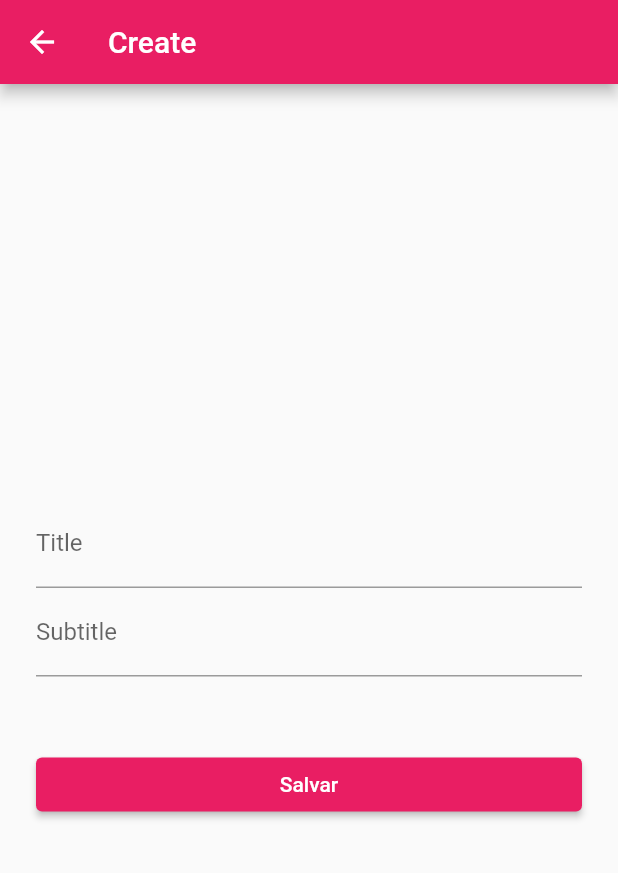
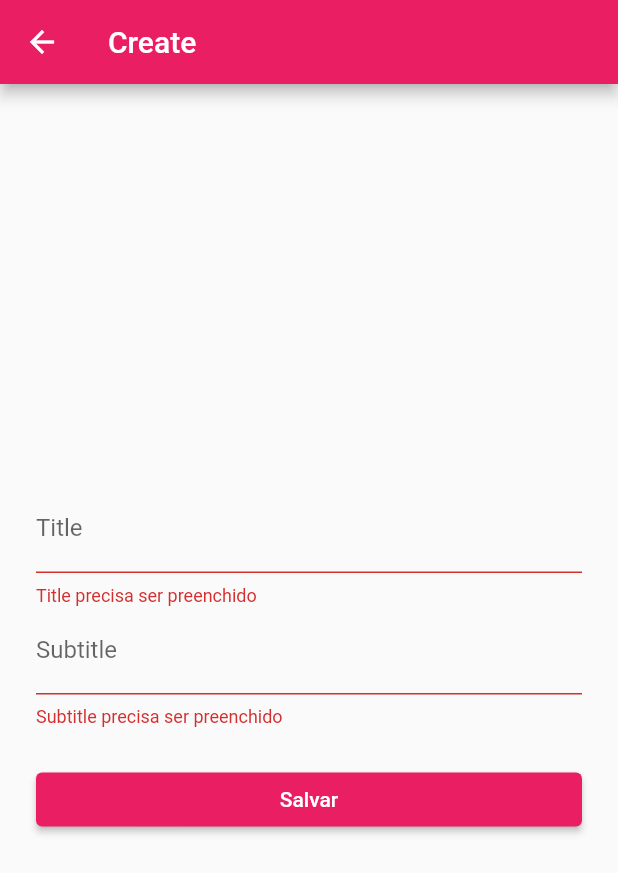
Before and after one commit to dan7sc/flutter-notes, a Flutter app: the CreatePage screen opened directly, after a tap on "Salvar", on a phone screen of 412 x 824 dp. Shown: the top 873 px of the screen. Run offline on Flutter 3.47's test engine with Material 2 defaults, Android fonts, the phone set to English and light mode, and no system bars.

```diff
--- a/lib/create_page.dart
+++ b/lib/create_page.dart
@@ -8,6 +8,17 @@ class CreatePage extends StatefulWidget {
 }
 
 class _CreatePageState extends State<CreatePage> {
+  final formKey = GlobalKey<FormState>();
+  var title;
+  var subtitle;
+
+  void validate() {
+    final form = formKey.currentState;
+    if (form!.validate()) {
+      print("title $title \n subtitle $subtitle");
+    }
+  }
+
   @override
   Widget build(BuildContext context) {
     return Scaffold(
@@ -16,23 +27,37 @@ class _CreatePageState extends State<CreatePage> {
       ),
       body: Padding(
         padding: const EdgeInsets.symmetric(horizontal: 24),
+        child: Form(
+          key: formKey,
           child: Column(
             mainAxisAlignment: MainAxisAlignment.center,
             children: [
-            TextField(
+              TextFormField(
+                onChanged: (value) {
+                  title = value;
+                },
+                validator: (value) =>
+                    value!.isEmpty ? "Title precisa ser preenchido" : null,
                 decoration: InputDecoration(labelText: "Title"),
               ),
-            TextField(
+              TextFormField(
+                onChanged: (value) {
+                  subtitle = value;
+                },
+                validator: (value) =>
+                    value!.isEmpty ? "Subtitle precisa ser preenchido" : null,
                 decoration: InputDecoration(labelText: "Subtitle"),
               ),
               SizedBox(
-              height: 48,
+                height: 24,
               ),
               Row(
                 children: [
                   Expanded(
                     child: ElevatedButton(
-                    onPressed: () {},
+                      onPressed: () {
+                        validate();
+                      },
                       child: Text("Salvar"),
                     ),
                   ),
@@ -41,6 +66,7 @@ class _CreatePageState extends State<CreatePage> {
             ],
           ),
         ),
+      ),
     );
   }
 }
```
Lines whose indentation alone changed are shown as unchanged.
